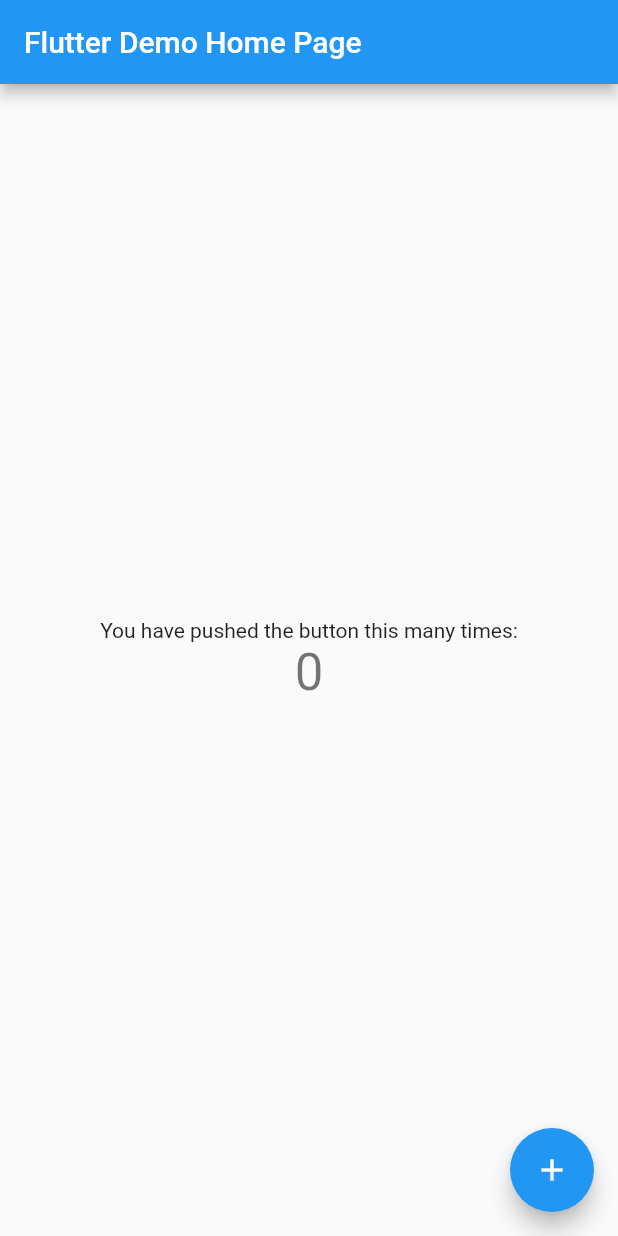
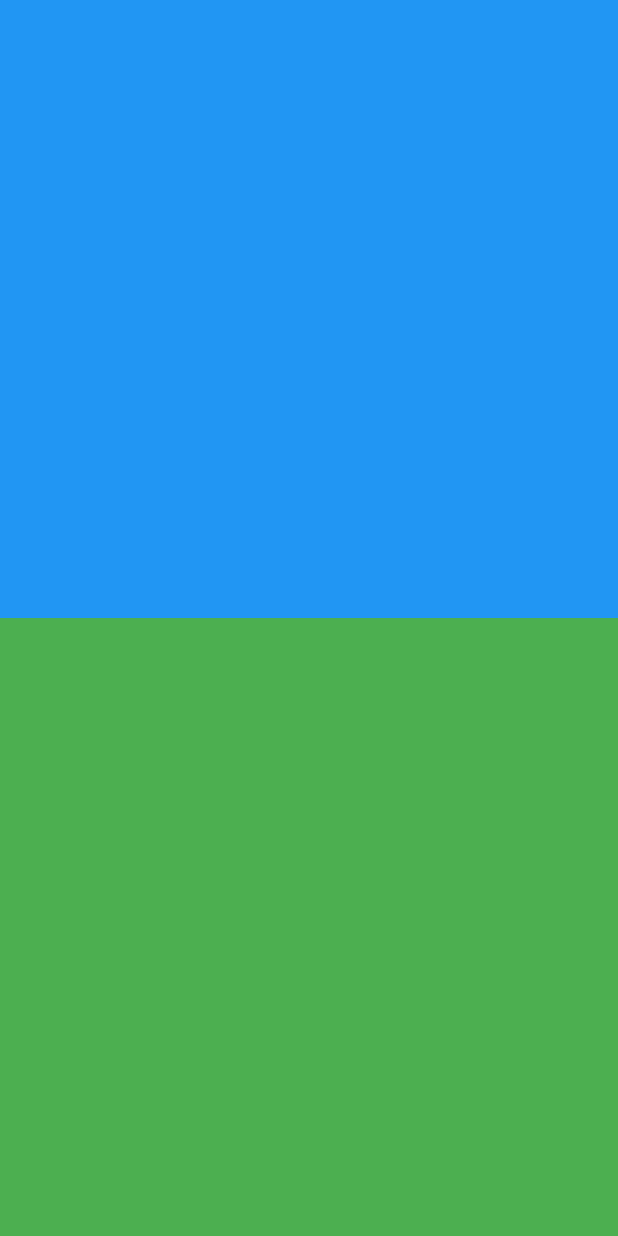
Before and after one commit to bhandarisaurav/flutter_flappybird, a Flutter app: the screen it shows after launch, on a phone screen of 412 x 824 dp. Run offline on Flutter 3.47's test engine with Material 2 defaults, Android fonts, the phone set to English and light mode, and no system bars.

Commit message:
:zap: added homepage layout

```diff
--- /dev/null
+++ b/lib/bird.dart
@@ -0,0 +1,11 @@
+import "package:flutter/material.dart";
+
+class MyBird extends StatelessWidget {
+  @override
+  Widget build(BuildContext context) {
+    return Image.asset(
+      "lib/images/kusumakar.png",
+      width: 70,
+    );
+  }
+}
--- /dev/null
+++ b/lib/homepage.dart
@@ -0,0 +1,28 @@
+import "package:flutter/material.dart";
+
+class HomePage extends StatefulWidget {
+  @override
+  _HomePageState createState() => _HomePageState();
+}
+
+class _HomePageState extends State<HomePage> {
+  @override
+  Widget build(BuildContext context) {
+    return Scaffold(
+      body: Column(
+        children: [
+          Expanded(
+            child: Container(
+              color: Colors.blue,
+            ),
+          ),
+          Expanded(
+            child: Container(
+              color: Colors.green,
+            ),
+          )
+        ],
+      ),
+    );
+  }
+}
--- a/lib/main.dart
+++ b/lib/main.dart
@@ -1,113 +1,15 @@
 import 'package:flutter/material.dart';
 
-void main() {
-  runApp(MyApp());
-}
+import 'homepage.dart';
+
+void main() => runApp(MyApp());
 
 class MyApp extends StatelessWidget {
-  // This widget is the root of your application.
   @override
   Widget build(BuildContext context) {
     return MaterialApp(
-      title: 'Flutter Demo',
-      theme: ThemeData(
-        // This is the theme of your application.
-        //
-        // Try running your application with "flutter run". You'll see the
-        // application has a blue toolbar. Then, without quitting the app, try
-        // changing the primarySwatch below to Colors.green and then invoke
-        // "hot reload" (press "r" in the console where you ran "flutter run",
-        // or simply save your changes to "hot reload" in a Flutter IDE).
-        // Notice that the counter didn't reset back to zero; the application
-        // is not restarted.
-        primarySwatch: Colors.blue,
-      ),
-      home: MyHomePage(title: 'Flutter Demo Home Page'),
+      debugShowCheckedModeBanner: false,
+      home:HomePage()
     );
   }
 }
-
-class MyHomePage extends StatefulWidget {
-  MyHomePage({Key? key, required this.title}) : super(key: key);
-
-  // This widget is the home page of your application. It is stateful, meaning
-  // that it has a State object (defined below) that contains fields that affect
-  // how it looks.
-
-  // This class is the configuration for the state. It holds the values (in this
-  // case the title) provided by the parent (in this case the App widget) and
-  // used by the build method of the State. Fields in a Widget subclass are
-  // always marked "final".
-
-  final String title;
-
-  @override
-  _MyHomePageState createState() => _MyHomePageState();
-}
-
-class _MyHomePageState extends State<MyHomePage> {
-  int _counter = 0;
-
-  void _incrementCounter() {
-    setState(() {
-      // This call to setState tells the Flutter framework that something has
-      // changed in this State, which causes it to rerun the build method below
-      // so that the display can reflect the updated values. If we changed
-      // _counter without calling setState(), then the build method would not be
-      // called again, and so nothing would appear to happen.
-      _counter++;
-    });
-  }
-
-  @override
-  Widget build(BuildContext context) {
-    // This method is rerun every time setState is called, for instance as done
-    // by the _incrementCounter method above.
-    //
-    // The Flutter framework has been optimized to make rerunning build methods
-    // fast, so that you can just rebuild anything that needs updating rather
-    // than having to individually change instances of widgets.
-    return Scaffold(
-      appBar: AppBar(
-        // Here we take the value from the MyHomePage object that was created by
-        // the App.build method, and use it to set our appbar title.
-        title: Text(widget.title),
-      ),
-      body: Center(
-        // Center is a layout widget. It takes a single child and positions it
-        // in the middle of the parent.
-        child: Column(
-          // Column is also a layout widget. It takes a list of children and
-          // arranges them vertically. By default, it sizes itself to fit its
-          // children horizontally, and tries to be as tall as its parent.
-          //
-          // Invoke "debug painting" (press "p" in the console, choose the
-          // "Toggle Debug Paint" action from the Flutter Inspector in Android
-          // Studio, or the "Toggle Debug Paint" command in Visual Studio Code)
-          // to see the wireframe for each widget.
-          //
-          // Column has various properties to control how it sizes itself and
-          // how it positions its children. Here we use mainAxisAlignment to
-          // center the children vertically; the main axis here is the vertical
-          // axis because Columns are vertical (the cross axis would be
-          // horizontal).
-          mainAxisAlignment: MainAxisAlignment.center,
-          children: <Widget>[
-            Text(
-              'You have pushed the button this many times:',
-            ),
-            Text(
-              '$_counter',
-              style: Theme.of(context).textTheme.headline4,
-            ),
-          ],
-        ),
-      ),
-      floatingActionButton: FloatingActionButton(
-        onPressed: _incrementCounter,
-        tooltip: 'Increment',
-        child: Icon(Icons.add),
-      ), // This trailing comma makes auto-formatting nicer for build methods.
-    );
-  }
-}
```
Also changed, not shown: lib/images/bird.png (added), lib/images/bird1.png (added), lib/images/kusumakar.png (added).
